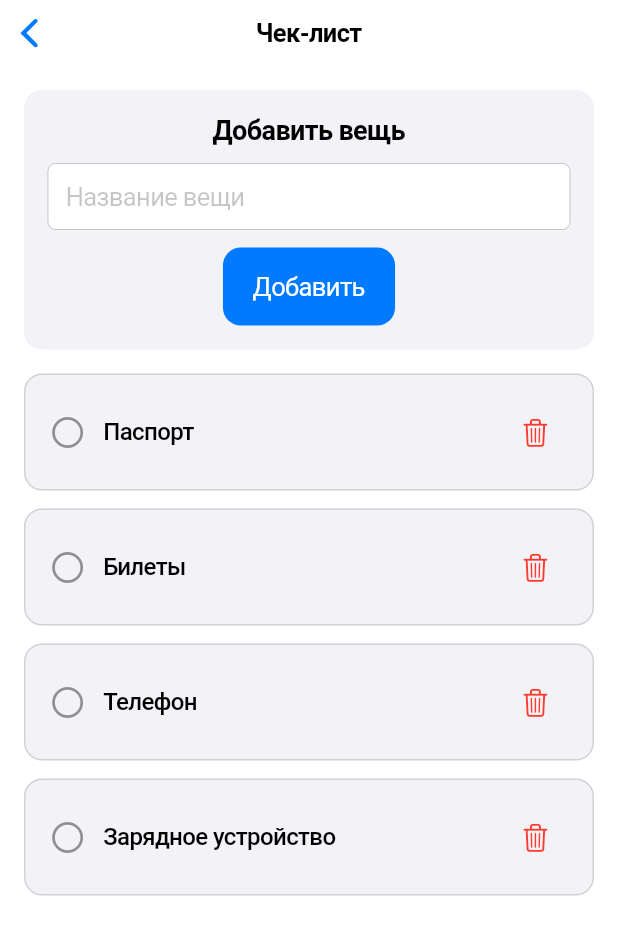
After one commit to platonso/Flutter, a Flutter app: the ChecklistScreen screen opened directly, on a phone screen of 412 x 824 dp. The commit adds this screen. Shown: the top 935 px of the screen. Run offline on Flutter 3.47's test engine with Material 3 defaults, Android fonts, the phone set to English and light mode, and no system bars; our stand-ins replace flutter_riverpod.

Commit message:
add prsentations screens

```diff
--- /dev/null
+++ b/lib/features/checklist/presentation/checklist_screen.dart
@@ -0,0 +1,161 @@
+import 'package:flutter/cupertino.dart';
+import 'package:flutter_riverpod/flutter_riverpod.dart';
+import '../../../models/checklist_item.dart';
+import '../../../providers/checklist_providers.dart';
+
+class ChecklistScreen extends ConsumerStatefulWidget {
+  const ChecklistScreen({super.key});
+
+  @override
+  ConsumerState<ChecklistScreen> createState() => _ChecklistScreenState();
+}
+
+class _ChecklistScreenState extends ConsumerState<ChecklistScreen> {
+  final TextEditingController _nameController = TextEditingController();
+
+  void _addItem() {
+    if (_nameController.text.isEmpty) return;
+    ref.read(checklistProvider.notifier).addChecklistItem(ChecklistItem(
+      name: _nameController.text,
+      category: 'Другое',
+      isPacked: false,
+    ));
+    _nameController.clear();
+  }
+
+  void _togglePacked(int index) {
+    ref.read(checklistProvider.notifier).togglePacked(index);
+  }
+
+  void _deleteItem(int index) {
+    ref.read(checklistProvider.notifier).deleteChecklistItem(index);
+  }
+
+  @override
+  Widget build(BuildContext context) {
+    final items = ref.watch(checklistProvider);
+
+    return CupertinoPageScaffold(
+      navigationBar: const CupertinoNavigationBar(
+        middle: Text('Чек-лист'),
+      ),
+      child: SafeArea(
+        child: Padding(
+          padding: const EdgeInsets.all(16),
+          child: Column(
+            children: [
+              // Форма добавления
+              Container(
+                padding: const EdgeInsets.all(16),
+                decoration: BoxDecoration(
+                  color: CupertinoColors.systemGrey6,
+                  borderRadius: BorderRadius.circular(12),
+                ),
+                child: Column(
+                  children: [
+                    const Text(
+                      'Добавить вещь',
+                      style: TextStyle(fontSize: 18, fontWeight: FontWeight.w600),
+                    ),
+                    const SizedBox(height: 12),
+                    CupertinoTextField(
+                      controller: _nameController,
+                      placeholder: 'Название вещи',
+                      padding: const EdgeInsets.all(12),
+                    ),
+                    const SizedBox(height: 12),
+                    CupertinoButton.filled(
+                      onPressed: _addItem,
+                      child: const Text('Добавить'),
+                    ),
+                  ],
+                ),
+              ),
+              const SizedBox(height: 16),
+              // Список элементов
+              Expanded(
+                child: items.isEmpty
+                    ? const Center(
+                        child: Text(
+                          'Пока нет вещей в чек-листе\nДобавьте первую!',
+                          textAlign: TextAlign.center,
+                          style: TextStyle(
+                            fontSize: 16,
+                            color: CupertinoColors.secondaryLabel,
+                          ),
+                        ),
+                      )
+                    : ListView.builder(
+                        itemCount: items.length,
+                        itemBuilder: (context, index) {
+                          final item = items[index];
+                          return Container(
+                            margin: const EdgeInsets.only(bottom: 12),
+                            child: CupertinoButton(
+                              padding: EdgeInsets.zero,
+                              onPressed: () => _togglePacked(index),
+                              child: Container(
+                                padding: const EdgeInsets.all(16),
+                                decoration: BoxDecoration(
+                                  color: item.isPacked
+                                      ? CupertinoColors.systemGreen.withOpacity(0.1)
+                                      : CupertinoColors.systemGrey6,
+                                  borderRadius: BorderRadius.circular(12),
+                                  border: Border.all(
+                                    color: item.isPacked
+                                        ? CupertinoColors.systemGreen
+                                        : CupertinoColors.systemGrey4,
+                                    width: 1,
+                                  ),
+                                ),
+                                child: Row(
+                                  children: [
+                                    Icon(
+                                      item.isPacked
+                                          ? CupertinoIcons.checkmark_circle_fill
+                                          : CupertinoIcons.circle,
+                                      color: item.isPacked
+                                          ? CupertinoColors.systemGreen
+                                          : CupertinoColors.systemGrey,
+                                      size: 24,
+                                    ),
+                                    const SizedBox(width: 12),
+                                    Expanded(
+                                      child: Text(
+                                        item.name,
+                                        style: TextStyle(
+                                          fontSize: 16,
+                                          fontWeight: FontWeight.w500,
+                                          color: item.isPacked
+                                              ? CupertinoColors.systemGrey
+                                              : CupertinoColors.label,
+                                          decoration: item.isPacked
+                                              ? TextDecoration.lineThrough
+                                              : null,
+                                        ),
+                                      ),
+                                    ),
+                                    CupertinoButton(
+                                      padding: EdgeInsets.zero,
+                                      onPressed: () => _deleteItem(index),
+                                      child: const Icon(
+                                        CupertinoIcons.trash,
+                                        color: CupertinoColors.systemRed,
+                                        size: 20,
+                                      ),
+                                    ),
+                                  ],
+                                ),
+                              ),
+                            ),
+                          );
+                        },
+                      ),
+              ),
+            ],
+          ),
+        ),
+      ),
+    );
+  }
+}
--- a/lib/features/home/presentation/home_screen.dart
+++ b/lib/features/home/presentation/home_screen.dart
@@ -4,6 +4,7 @@ import '../../countries/presentation/countries_screen.dart';
 import '../../attractions/presentation/attractions_screen.dart';
 import '../../planner/presentation/planner_screen.dart';
 import '../../statistics/presentation/statistics_screen.dart';
+import '../../checklist/presentation/checklist_screen.dart';
 
 
 class HomeScreen extends StatelessWidget {
@@ -48,6 +49,15 @@ class HomeScreen extends StatelessWidget {
                 'Спланируйте свое путешествие',
                 () => Navigator.of(context).push(
                   CupertinoPageRoute(builder: (context) => const PlannerScreen()),
+                ),
+              ),
+              const SizedBox(height: 12),
+              _buildMenuButton(
+                context,
+                '✅ Чек-лист',
+                'Соберите вещи для путешествия',
+                () => Navigator.of(context).push(
+                  CupertinoPageRoute(builder: (context) => const ChecklistScreen()),
                 ),
               ),
               const SizedBox(height: 12),
--- /dev/null
+++ b/lib/models/checklist_item.dart
@@ -0,0 +1,58 @@
+class ChecklistItem {
+  final String name;
+  final String category;
+  final bool isPacked;
+
+  const ChecklistItem({
+    required this.name,
+    required this.category,
+    required this.isPacked,
+  });
+
+  ChecklistItem copyWith({
+    String? name,
+    String? category,
+    bool? isPacked,
+  }) {
+    return ChecklistItem(
+      name: name ?? this.name,
+      category: category ?? this.category,
+      isPacked: isPacked ?? this.isPacked,
+    );
+  }
+
+  Map<String, dynamic> toMap() {
+    return {
+      'name': name,
+      'category': category,
+      'isPacked': isPacked,
+    };
+  }
+
+  factory ChecklistItem.fromMap(Map<String, dynamic> map) {
+    return ChecklistItem(
+      name: map['name'] ?? '',
+      category: map['category'] ?? 'Другое',
+      isPacked: map['isPacked'] ?? false,
+    );
+  }
+
+  @override
+  String toString() {
+    return 'ChecklistItem(name: $name, category: $category, isPacked: $isPacked)';
+  }
+
+  @override
+  bool operator ==(Object other) {
+    if (identical(this, other)) return true;
+    return other is ChecklistItem &&
+        other.name == name &&
+        other.category == category &&
+        other.isPacked == isPacked;
+  }
+
+  @override
+  int get hashCode {
+    return name.hashCode ^ category.hashCode ^ isPacked.hashCode;
+  }
+}
--- a/pubspec.yaml
+++ b/pubspec.yaml
@@ -11,6 +11,7 @@ dependencies:
     sdk: flutter
 
   cupertino_icons: ^1.0.8
+  flutter_riverpod: ^2.6.1
 
 dev_dependencies:
   flutter_test:
```
Also changed, not shown: lib/features/attractions/presentation/attractions_screen.dart (+14 -26 lines), lib/features/countries/presentation/countries_screen.dart (+14 -26 lines), lib/features/planner/presentation/planner_screen.dart (+15 -20 lines), lib/features/statistics/presentation/statistics_screen.dart (+23 -22 lines), lib/main.dart (+6 -1 lines), lib/providers/attractions_providers.dart (added, +35 -0 lines), lib/providers/checklist_providers.dart (added, +44 -0 lines), lib/providers/countries_providers.dart (added, +35 -0 lines), lib/providers/data_service_provider.dart (added, +9 -0 lines), lib/providers/statistics_providers.dart (added, +46 -0 lines), lib/providers/trips_providers.dart (added, +35 -0 lines), lib/services/data_service.dart (+48 -0 lines), pubspec.lock.
